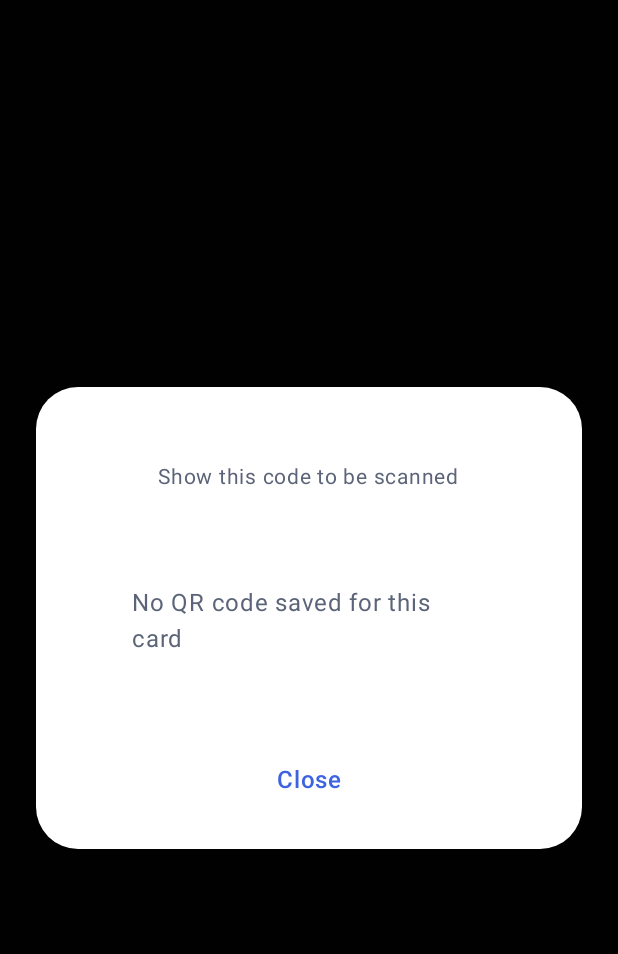
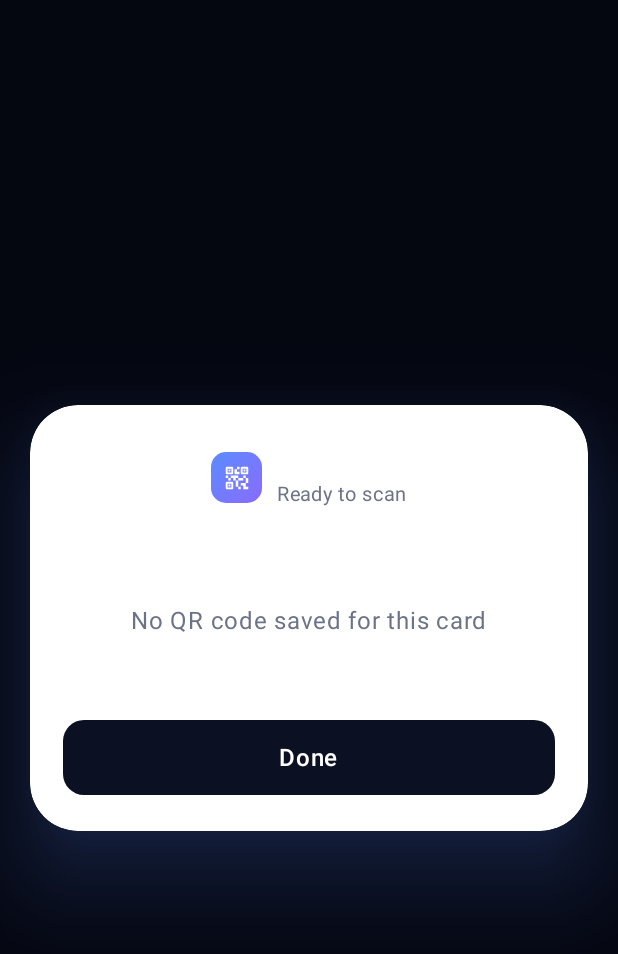
Before and after one commit to crispinekkovendas-blip/wallet-ID, an Android app built with Jetpack Compose: the composable QrPanel called with empty values, on a phone screen of 412 x 824 dp. Shown: the top 954 px of the screen. Run offline under Robolectric (Android 15) with nearby library versions, the phone set to English and light mode, and no system bars.

Commit message:
feat(android): horizontal card photos and high-definition QR codes
- Portrait screenshots of a card are turned to landscape and the plain
  screenshot margins are trimmed, so previews show the card itself;
  a Rotate button on each photo fixes anything the automatic step misses
- QR codes are now kept as their exact module grid (read with ZXing's
  detector and verified by decoding) and redrawn as vector shapes, so
  the very same code shows razor-sharp at any size; typed text uses
  the same renderer
- Sleeker QR panel: white card, title, HD badge, Done button, full
  screen brightness
- Cards saved by earlier versions are upgraded once on unlock
  (portrait photos turned, QR pictures converted to grids)

Co-Authored-By: Claude Opus 5.5 <noreply@anthropic.com>
Claude-Session: https://claude.ai/code/session_01Nms1MSagjpL42SqcD1YkFk

```diff
--- a/android/app/src/main/java/com/walletid/app/ui/Cards.kt
+++ b/android/app/src/main/java/com/walletid/app/ui/Cards.kt
@@ -4,6 +4,7 @@ import android.app.Activity
 import androidx.compose.animation.core.FastOutSlowInEasing
 import androidx.compose.animation.core.animateFloatAsState
 import androidx.compose.animation.core.tween
+import androidx.compose.foundation.Canvas
 import androidx.compose.foundation.Image
 import androidx.compose.foundation.background
 import androidx.compose.foundation.border
@@ -13,6 +14,8 @@ import androidx.compose.foundation.layout.Arrangement
 import androidx.compose.foundation.layout.Box
 import androidx.compose.foundation.layout.BoxWithConstraints
 import androidx.compose.foundation.layout.Column
+import androidx.compose.foundation.layout.Row
+import androidx.compose.foundation.layout.width
 import androidx.compose.foundation.layout.Spacer
 import androidx.compose.foundation.layout.aspectRatio
 import androidx.compose.foundation.layout.fillMaxSize
@@ -24,6 +27,8 @@ import androidx.compose.foundation.layout.widthIn
 import androidx.compose.foundation.shape.RoundedCornerShape
 import androidx.compose.material.icons.Icons
 import androidx.compose.material.icons.rounded.FlipCameraAndroid
+import androidx.compose.material.icons.rounded.QrCode2
+import androidx.compose.material.icons.rounded.Verified
 import androidx.compose.material3.Icon
 import androidx.compose.material3.Text
 import androidx.compose.runtime.Composable
@@ -34,6 +39,9 @@ import androidx.compose.ui.Alignment
 import androidx.compose.ui.Modifier
 import androidx.compose.ui.draw.clip
 import androidx.compose.ui.draw.shadow
+import androidx.compose.ui.geometry.CornerRadius
+import androidx.compose.ui.geometry.Offset
+import androidx.compose.ui.geometry.Size
 import androidx.compose.ui.graphics.Color
 import androidx.compose.ui.graphics.FilterQuality
 import androidx.compose.ui.graphics.ImageBitmap
@@ -45,6 +53,8 @@ import androidx.compose.ui.text.style.TextAlign
 import androidx.compose.ui.unit.dp
 import androidx.compose.ui.unit.sp
 import com.walletid.app.data.Doc
+import com.walletid.app.data.QrModules
+import kotlin.math.floor
 
 private val CardShape = RoundedCornerShape(18.dp)
 
@@ -64,7 +74,7 @@ fun PhotoCard(doc: Doc, image: ImageBitmap?, modifier: Modifier = Modifier) {
             .background(Palette.Surface2)
             .border(1.dp, Color.White.copy(alpha = 0.10f), CardShape),
     ) {
-        Image(image, doc.title, contentScale = ContentScale.Crop, alignment = Alignment.TopCenter, modifier = Modifier.fillMaxSize())
+        Image(image, doc.title, contentScale = ContentScale.Crop, modifier = Modifier.fillMaxSize())
     }
 }
 
@@ -149,9 +159,45 @@ private fun NoBackSide() {
     }
 }
 
-/** The QR code on a white panel, at full screen brightness so scanners read it easily. */
+/**
+ * Draws a QR code from its module grid as vector shapes: razor-sharp at any size.
+ * Data modules stay square (what scanners expect); only the three corner markers get soft
+ * corners, which every scanner still reads.
+ */
 @Composable
-fun QrPanel(title: String, qr: ImageBitmap?, onClose: () -> Unit) {
+fun QrCodeView(code: QrModules, modifier: Modifier = Modifier, ink: Color = QrInk) {
+    Canvas(modifier.aspectRatio(1f)) {
+        val n = code.size
+        val quiet = 2
+        // Whole pixels per module keeps every edge crisp.
+        val cell = floor(size.minDimension / (n + quiet * 2)).coerceAtLeast(1f)
+        val origin = Offset((size.width - cell * n) / 2, (size.height - cell * n) / 2)
+        drawRect(Color.White)
+
+        fun inFinder(x: Int, y: Int) = (x < 7 && y < 7) || (x >= n - 7 && y < 7) || (x < 7 && y >= n - 7)
+        for (y in 0 until n) {
+            var x = 0
+            while (x < n) {
+                if (!code[x, y] || inFinder(x, y)) { x++; continue }
+                val start = x
+                while (x < n && code[x, y] && !inFinder(x, y)) x++
+                drawRect(ink, Offset(origin.x + start * cell, origin.y + y * cell), Size((x - start) * cell, cell))
+            }
+        }
+        for ((fx, fy) in listOf(0 to 0, n - 7 to 0, 0 to n - 7)) {
+            val o = Offset(origin.x + fx * cell, origin.y + fy * cell)
+            drawRoundRect(ink, o, Size(7 * cell, 7 * cell), CornerRadius(cell * 1.8f))
+            drawRoundRect(Color.White, o + Offset(cell, cell), Size(5 * cell, 5 * cell), CornerRadius(cell * 1.2f))
+            drawRoundRect(ink, o + Offset(2 * cell, 2 * cell), Size(3 * cell, 3 * cell), CornerRadius(cell * 0.9f))
+        }
+    }
+}
+
+private val QrInk = Color(0xFF0B1022)
+
+/** The QR code on a clean white card, at full screen brightness so scanners read it easily. */
+@Composable
+fun QrPanel(title: String, code: QrModules?, picture: ImageBitmap?, onClose: () -> Unit) {
     val activity = LocalContext.current as? Activity
     DisposableEffect(activity) {
         val window = activity?.window
@@ -164,46 +210,66 @@ fun QrPanel(title: String, qr: ImageBitmap?, onClose: () -> Unit) {
     Box(
         Modifier
             .fillMaxSize()
-            .background(Color.Black.copy(alpha = 0.88f))
+            .background(Color(0xF2050710))
             .clickable(interactionSource = remember { MutableInteractionSource() }, indication = null, onClick = onClose),
         contentAlignment = Alignment.Center,
     ) {
         Column(
             Modifier
-                .padding(24.dp)
-                .widthIn(max = 420.dp)
+                .padding(20.dp)
+                .widthIn(max = 440.dp)
                 .fillMaxWidth()
-                .clip(RoundedCornerShape(28.dp))
+                .shadow(40.dp, RoundedCornerShape(32.dp), spotColor = Palette.Accent, ambientColor = Palette.Accent)
+                .clip(RoundedCornerShape(32.dp))
                 .background(Color.White)
                 .clickable(interactionSource = remember { MutableInteractionSource() }, indication = null) {}
-                .padding(24.dp),
+                .padding(horizontal = 22.dp, vertical = 24.dp),
             horizontalAlignment = Alignment.CenterHorizontally,
         ) {
-            Text(title, color = Color(0xFF0B1022), fontSize = 22.sp, fontWeight = FontWeight.Bold)
-            Text("Show this code to be scanned", color = Color(0xFF5B6478), fontSize = 14.sp)
-            Spacer(Modifier.height(20.dp))
-            if (qr != null) {
-                Image(
-                    qr, "QR code",
-                    contentScale = ContentScale.Fit,
-                    // Keep modules sharp when scaling the code up.
-                    filterQuality = FilterQuality.None,
-                    modifier = Modifier.fillMaxWidth().aspectRatio(qr.width.toFloat() / qr.height),
-                )
-            } else {
-                Text("No QR code saved for this card", color = Color(0xFF5B6478), modifier = Modifier.padding(40.dp))
+            Row(verticalAlignment = Alignment.CenterVertically) {
+                Box(
+                    Modifier.size(34.dp).clip(RoundedCornerShape(10.dp)).background(Palette.AccentBrush),
+                    contentAlignment = Alignment.Center,
+                ) {
+                    Icon(Icons.Rounded.QrCode2, null, tint = Color.White, modifier = Modifier.size(20.dp))
+                }
+                Spacer(Modifier.width(10.dp))
+                Column {
+                    Text(title, color = QrInk, fontSize = 20.sp, fontWeight = FontWeight.Bold, maxLines = 1)
+                    Text("Ready to scan", color = Color(0xFF6B7387), fontSize = 13.sp)
+                }
             }
             Spacer(Modifier.height(20.dp))
-            Text(
-                "Close",
-                color = Color(0xFF3D63E0),
-                fontWeight = FontWeight.SemiBold,
-                fontSize = 16.sp,
-                modifier = Modifier
-                    .clip(RoundedCornerShape(12.dp))
-                    .clickable(onClick = onClose)
-                    .padding(horizontal = 24.dp, vertical = 10.dp),
-            )
+            when {
+                code != null -> QrCodeView(code, Modifier.fillMaxWidth())
+                picture != null -> Image(
+                    picture, "QR code",
+                    contentScale = ContentScale.Fit,
+                    filterQuality = FilterQuality.None,
+                    modifier = Modifier.fillMaxWidth().aspectRatio(picture.width.toFloat() / picture.height),
+                )
+                else -> Text("No QR code saved for this card", color = Color(0xFF6B7387), modifier = Modifier.padding(40.dp))
+            }
+            Spacer(Modifier.height(14.dp))
+            if (code != null) {
+                Row(verticalAlignment = Alignment.CenterVertically) {
+                    Icon(Icons.Rounded.Verified, null, tint = Color(0xFF16A34A), modifier = Modifier.size(16.dp))
+                    Spacer(Modifier.width(6.dp))
+                    Text("High-definition code", color = Color(0xFF6B7387), fontSize = 13.sp)
+                }
+                Spacer(Modifier.height(18.dp))
+            }
+            Box(
+                Modifier
+                    .fillMaxWidth()
+                    .height(50.dp)
+                    .clip(RoundedCornerShape(14.dp))
+                    .background(QrInk)
+                    .clickable(onClick = onClose),
+                contentAlignment = Alignment.Center,
+            ) {
+                Text("Done", color = Color.White, fontWeight = FontWeight.SemiBold, fontSize = 16.sp)
+            }
         }
     }
 }
```
Also changed, not shown: android/app/src/main/java/com/walletid/app/AppViewModel.kt (+88 -21 lines), android/app/src/main/java/com/walletid/app/MainActivity.kt (+6 -2 lines), android/app/src/main/java/com/walletid/app/data/Images.kt (+94 -33 lines), android/app/src/main/java/com/walletid/app/data/Qr.kt (+72 -69 lines), android/app/src/main/java/com/walletid/app/ui/DocScreens.kt (+38 -34 lines), 2 other files.
